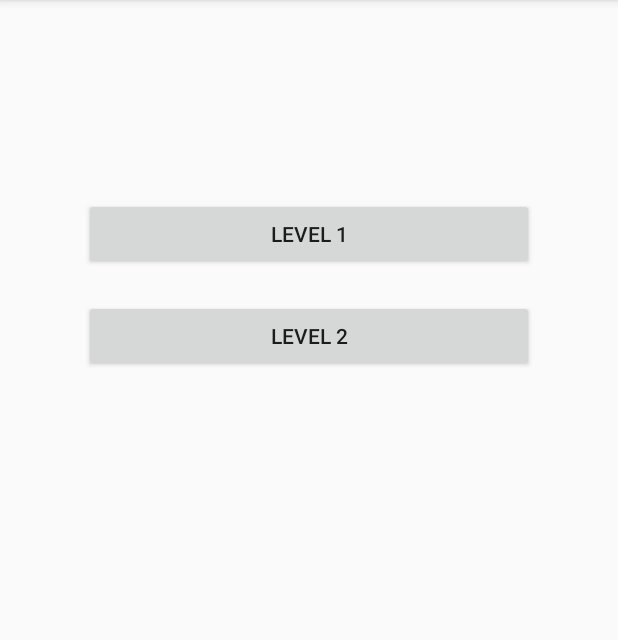
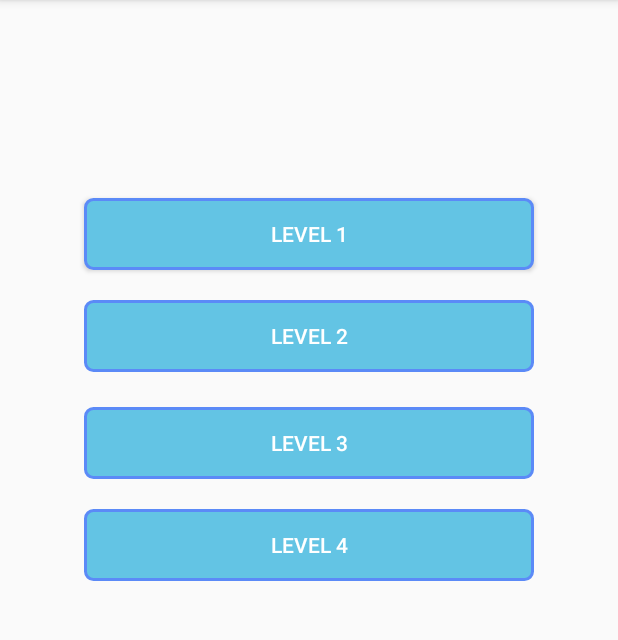
Before and after one commit to ayoawoyelu/Labyrinth, an Android app: the screen it shows after launch (LevelActivity), after a tap on "SELECT LEVEL", on a phone screen of 412 x 824 dp, the part 84-724 px from its top. Run offline under Robolectric (Android 15) with nearby library versions, the phone set to English and light mode, and no system bars.

Commit message:
Rounded Buttons

```diff
--- a/app/src/main/java/com/example/ayoawoyelu/labyrinth/FirstMaze.java
+++ b/app/src/main/java/com/example/ayoawoyelu/labyrinth/FirstMaze.java
@@ -1,5 +1,7 @@
 package com.example.ayoawoyelu.labyrinth;
 
+import android.graphics.Bitmap;
+import android.graphics.BitmapFactory;
 import android.graphics.Canvas;
 import android.graphics.Paint;
 import android.graphics.Rect;
@@ -13,6 +15,8 @@ import java.util.ArrayList;
 public class FirstMaze implements MazeObject {
     public ArrayList<Rect> Lines;
     public int color;
+    private BitmapFactory bf = new BitmapFactory();
+    private Bitmap wood =  bf.decodeResource(Constants.CURRENT_CONTEXT.getResources(), R.drawable.right);
     //left, top, right, bottom
       Rect topBorder = new Rect(0,0,Constants.SCREEN_WIDTH, 20);
       Rect bottomBorder = new Rect(0,Constants.SCREEN_HEIGHT- 20,Constants.SCREEN_WIDTH,Constants.SCREEN_HEIGHT);
@@ -44,7 +48,6 @@ public class FirstMaze implements MazeObject {
         Lines.add(new Rect(190, 200, 210,500));
         Lines.add(new Rect(300, 400, 500,420));
         Lines.add(new Rect(80,600,600,620));
-
     }
     @Override
     public void draw(Canvas canvas) {
--- a/app/src/main/java/com/example/ayoawoyelu/labyrinth/GameActivity.java
+++ b/app/src/main/java/com/example/ayoawoyelu/labyrinth/GameActivity.java
@@ -5,14 +5,16 @@ import android.os.Bundle;
 import android.util.DisplayMetrics;
 import android.view.Window;
 import android.view.WindowManager;
+import android.widget.EditText;
 
 public class GameActivity extends Activity {
-
+    EditText editText;
     @Override
     protected void onCreate(Bundle savedInstanceState) {
         super.onCreate(savedInstanceState);
         getWindow().setFlags(WindowManager.LayoutParams.FLAG_FULLSCREEN,WindowManager.LayoutParams.FLAG_FULLSCREEN);
         this.requestWindowFeature(Window.FEATURE_NO_TITLE);
+        editText = (EditText)findViewById(R.id.editText);
         DisplayMetrics displayMetrics = new DisplayMetrics();
         getWindowManager().getDefaultDisplay().getMetrics(displayMetrics);
         Constants.SCREEN_WIDTH = displayMetrics.widthPixels;
--- a/app/src/main/java/com/example/ayoawoyelu/labyrinth/GameScene.java
+++ b/app/src/main/java/com/example/ayoawoyelu/labyrinth/GameScene.java
@@ -54,7 +54,7 @@ public class GameScene extends SurfaceView implements SurfaceHolder.Callback {
     public boolean onTouchEvent(MotionEvent event) {
     gamePlayScene.receiveTouch(event);
         //return super.onTouchEvent(event);
-        return true;
+       return true;
     }
 
     public void update() {
@@ -65,8 +65,6 @@ public class GameScene extends SurfaceView implements SurfaceHolder.Callback {
     public void draw(Canvas canvas) {
         super.draw(canvas);
         gamePlayScene.draw(canvas);
-       // gamePlayScene.update();
-
     }
 
 }
--- a/app/src/main/java/com/example/ayoawoyelu/labyrinth/LevelActivity.java
+++ b/app/src/main/java/com/example/ayoawoyelu/labyrinth/LevelActivity.java
@@ -1,13 +1,31 @@
 package com.example.ayoawoyelu.labyrinth;
 
+import android.graphics.Color;
 import android.support.v7.app.AppCompatActivity;
 import android.os.Bundle;
+import android.widget.Button;
 
 public class LevelActivity extends AppCompatActivity {
-
+    Button Level1;
+    Button Level2;
+    Button Level3;
+    Button Level4;
     @Override
     protected void onCreate(Bundle savedInstanceState) {
         super.onCreate(savedInstanceState);
         setContentView(R.layout.activity_level);
+        Level1 = (Button)findViewById(R.id.Level1);
+        Level2 = (Button)findViewById(R.id.Level2);
+        Level3 = (Button)findViewById(R.id.Level3);
+        Level4 = (Button)findViewById(R.id.Level4);
+
+        Level1.setTextColor(Color.WHITE);
+        Level2.setTextColor(Color.WHITE);
+        Level3.setTextColor(Color.WHITE);
+        Level4.setTextColor(Color.WHITE);
+
+        Level2.setEnabled(false);
+        Level3.setEnabled(false);
+        Level4.setEnabled(false);
     }
 }
--- a/app/src/main/java/com/example/ayoawoyelu/labyrinth/MainActivity.java
+++ b/app/src/main/java/com/example/ayoawoyelu/labyrinth/MainActivity.java
@@ -39,9 +39,10 @@ public void init(){
                 startActivity(intent);
             }
         });
-    StartGame.setBackgroundColor(Color.parseColor("#7ec0ee"));
-    SelectLevel.setBackgroundColor(Color.parseColor("#7ec0ee"));
-    Instruction.setBackgroundColor(Color.parseColor("#7ec0ee"));
+    StartGame.setTextColor(Color.WHITE);
+    //#ADD8E6
+    SelectLevel.setTextColor(Color.WHITE);
+    Instruction.setTextColor(Color.WHITE);
 
 }
     @Override
@@ -49,5 +50,6 @@ public void init(){
         super.onCreate(savedInstanceState);
     setContentView(R.layout.activity_main);
         init();
+
     }
 }
--- a/app/src/main/java/com/example/ayoawoyelu/labyrinth/MainThread.java
+++ b/app/src/main/java/com/example/ayoawoyelu/labyrinth/MainThread.java
@@ -42,6 +42,7 @@ public class MainThread extends Thread{
                 synchronized (surfaceHolder){
                     this.gameScene.update();
                     this.gameScene.draw(canvas);
+
                 }
             } catch (Exception e){e.printStackTrace(); }
             finally {
@@ -64,7 +65,6 @@ public class MainThread extends Thread{
                 averageFPS = 1000/((totalTime/frameCount)/1000000);
                 frameCount = 0;
                 totalTime = 0;
-               // System.out.println(averageFPS);
             }
         }
 
--- /dev/null
+++ b/app/src/main/res/drawable/button_rounded_corner.xml
@@ -0,0 +1,10 @@
+<?xml version="1.0" encoding="utf-8"?>
+<selector xmlns:android="http://schemas.android.com/apk/res/android">
+    <item>
+        <shape android:shape="rectangle">
+            <solid android:color="#63c4e4"/>
+            <stroke android:color="#5b8af7" android:width="2dp"/>
+            <corners android:radius="5dp"/>
+        </shape>
+    </item>
+</selector>
--- a/app/src/main/res/layout/activity_level.xml
+++ b/app/src/main/res/layout/activity_level.xml
@@ -11,7 +11,7 @@
     tools:context="com.example.ayoawoyelu.labyrinth.LevelActivity">
 
     <Button
-        android:text="LEVEL 1"
+        android:text="Level 1"
         android:layout_width="wrap_content"
         android:layout_height="wrap_content"
         android:layout_alignParentTop="true"
@@ -21,15 +21,41 @@
         android:elevation="0dp"
         android:fontFamily="sans-serif-medium"
         android:textSize="14sp"
-        android:width="300dp" />
+        android:width="300dp"
+        android:background="@drawable/button_rounded_corner"/>
 
     <Button
-        android:text="LEVEL 2"
+        android:text="Level 2"
         android:layout_width="wrap_content"
         android:layout_height="wrap_content"
         android:layout_marginTop="20dp"
         android:id="@+id/Level2"
         android:layout_below="@+id/Level1"
         android:layout_centerHorizontal="true"
-        android:width="300dp" />
+        android:width="300dp"
+        android:background="@drawable/button_rounded_corner"/>
+
+    <Button
+        android:text="Level 3"
+        android:layout_width="wrap_content"
+        android:layout_height="wrap_content"
+        android:layout_below="@+id/Level2"
+        android:layout_centerHorizontal="true"
+        android:layout_marginTop="23dp"
+        android:id="@+id/Level3"
+        android:width="300dp"
+        android:background="@drawable/button_rounded_corner"/>
+
+    <Button
+        android:text="Level 4"
+        android:layout_width="wrap_content"
+        android:layout_height="wrap_content"
+        android:layout_below="@+id/Level3"
+        android:layout_alignLeft="@+id/Level3"
+        android:layout_alignStart="@+id/Level3"
+        android:layout_marginTop="20dp"
+        android:id="@+id/Level4"
+        android:width="300dp"
+        android:background="@drawable/button_rounded_corner"/>
+
 </RelativeLayout>
--- a/settings.gradle
+++ b/settings.gradle
@@ -1 +1 @@
-include ':app'
+include ':app', ':AndroidBootstrap'
```
Also changed, not shown: app/src/main/java/com/example/ayoawoyelu/labyrinth/GamePlayScene.java (+14 -35 lines), app/src/main/java/com/example/ayoawoyelu/labyrinth/RollingBall.java (+10 -9 lines), app/src/main/res/layout/activity_game.xml (+13 -0 lines), app/src/main/res/layout/activity_main.xml (+13 -8 lines), app/src/main/EscapeLogo-web.png (added).
